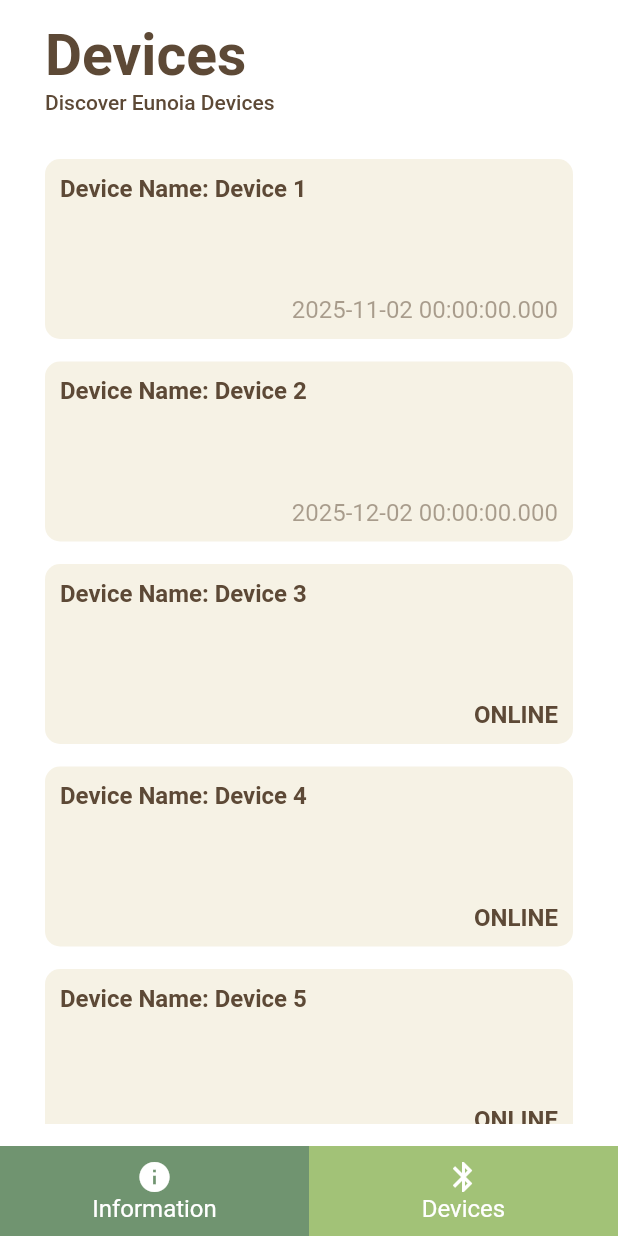
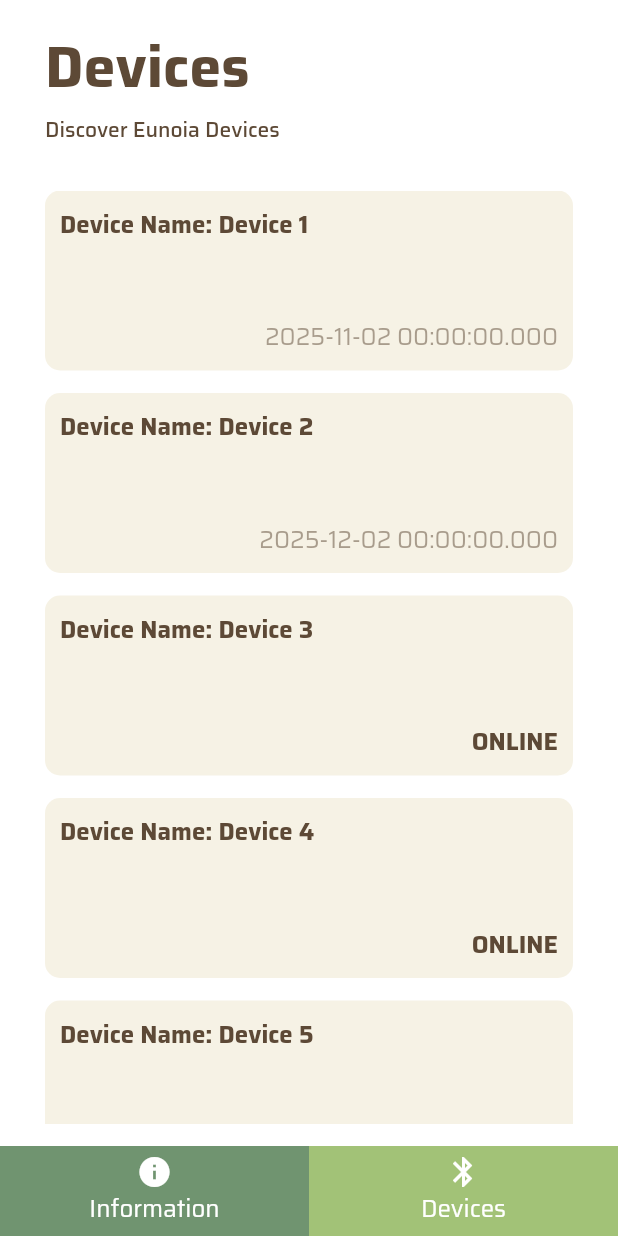
Before and after one commit to iwansal64/eunoia_app, a Flutter app: the screen it shows after launch, on a phone screen of 412 x 824 dp. Run offline on Flutter 3.47's test engine with Material 3 defaults, Android fonts, the phone set to English and light mode, and no system bars; our stand-ins replace google_fonts, logger.

Commit message:
[improve] Rename the application

```diff
--- a/lib/main.dart
+++ b/lib/main.dart
@@ -1,8 +1,8 @@
 import 'package:flutter/material.dart';
 import 'package:google_fonts/google_fonts.dart';
-import 'package:miti_app/components/device/device_list.dart';
-import 'package:miti_app/components/device/title.dart';
-import 'package:miti_app/components/globals/navbar.dart';
+import 'package:eunoia_app/components/device/device_list.dart';
+import 'package:eunoia_app/components/device/title.dart';
+import 'package:eunoia_app/components/globals/navbar.dart';
 
 void main() {
   runApp(const MyApp());
@@ -15,12 +15,17 @@ class MyApp extends StatelessWidget {
   @override
   Widget build(BuildContext context) {
     return MaterialApp(
+      theme: ThemeData(
+        textTheme: GoogleFonts.sairaTextTheme()
+      ),
       home: Scaffold(
         body: DefaultTextStyle(
-          style: const TextStyle(
-            fontSize: 16,
-            color: Color.fromARGB(255, 93, 73, 54),
-            decoration: TextDecoration.none,
+          style: GoogleFonts.saira(
+            textStyle: const TextStyle(
+              fontSize: 16,
+              color: Color.fromARGB(255, 93, 73, 54),
+              decoration: TextDecoration.none
+            )
           ),
           child: const DevicePage()
         ),
--- a/pubspec.yaml
+++ b/pubspec.yaml
@@ -1,4 +1,4 @@
-name: miti_app
+name: eunoia_app
 description: "A new Flutter project."
 # The following line prevents the package from being accidentally published to
 # pub.dev using `flutter pub publish`. This is preferred for private packages.
```
Also changed, not shown: lib/components/information/information.dart (added, +10 -0 lines), 5 other files.
